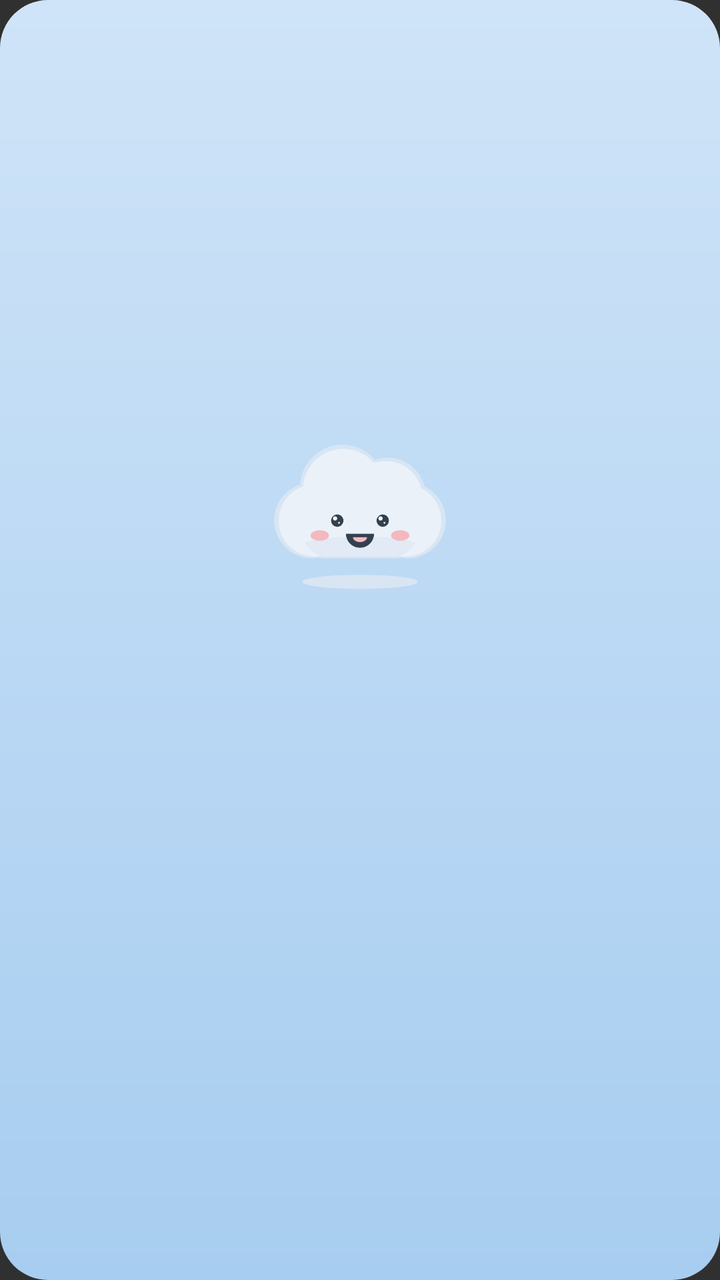
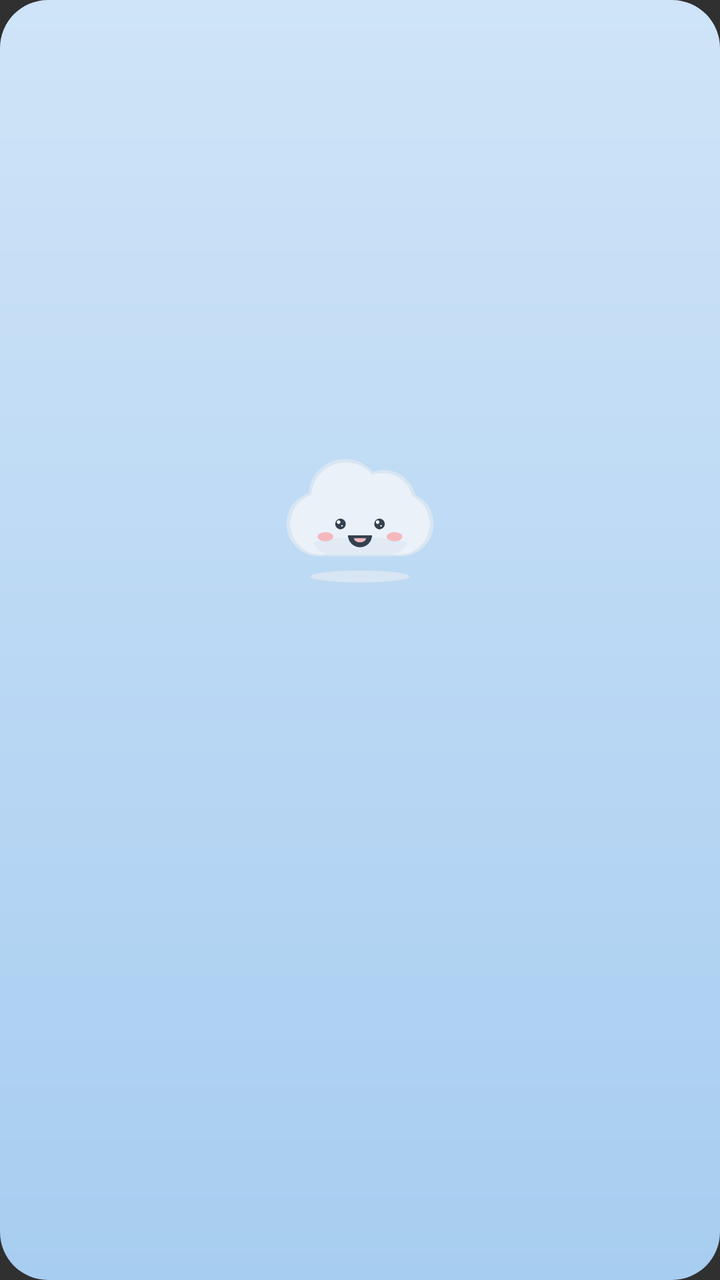

Screens rendered from an Android XML layout before and after an edit, with the pre-edit source and the edit as a unified diff.
<!-- AndroidManifest.xml: application theme android:Theme.Material.NoActionBar -->
<!-- res/layout/widget_nuage_grand.xml -->
<?xml version="1.0" encoding="utf-8"?>
<LinearLayout xmlns:android="http://schemas.android.com/apk/res/android"
    android:id="@+id/widget_root"
    android:layout_width="match_parent"
    android:layout_height="match_parent"
    android:orientation="vertical"
    android:gravity="center"
    android:padding="16dp"
    android:background="@drawable/widget_bg">

    <ImageView
        android:id="@+id/widget_nuage"
        android:layout_width="112dp"
        android:layout_height="112dp"
        android:scaleType="fitCenter"
        android:src="@drawable/nuage_taquin_radieux"
        android:contentDescription="@null" />

    <TextView
        android:id="@+id/widget_temp"
        android:layout_width="wrap_content"
        android:layout_height="wrap_content"
        android:textSize="46sp"
        android:textStyle="bold"
        android:textColor="#33414F"
        android:layout_marginTop="4dp"
        android:text="" />

    <TextView
        android:id="@+id/widget_label"
        android:layout_width="wrap_content"
        android:layout_height="wrap_content"
        android:textSize="15sp"
        android:textColor="#33414F"
        android:maxLines="1"
        android:text="" />

    <TextView
        android:id="@+id/widget_minmax"
        android:layout_width="wrap_content"
        android:layout_height="wrap_content"
        android:textSize="13sp"
        android:textColor="#33414F"
        android:layout_marginTop="2dp"
        android:maxLines="1"
        android:text="" />

    <TextView
        android:id="@+id/widget_vanne"
        android:layout_width="match_parent"
        android:layout_height="wrap_content"
        android:textSize="13sp"
        android:textStyle="italic"
        android:textColor="#4A5A6A"
        android:gravity="center"
        android:maxLines="3"
        android:ellipsize="end"
        android:layout_marginTop="10dp"
        android:text="" />
</LinearLayout>
<!-- resources referenced by this layout -->
<resources>
  <!-- drawable nuage_taquin_radieux: png bitmap (drawable-nodpi, 22315 bytes) -->
  <!-- drawable widget_bg (drawable) -->
  <?xml version="1.0" encoding="utf-8"?>
  <shape xmlns:android="http://schemas.android.com/apk/res/android" android:shape="rectangle">
      <corners android:radius="24dp" />
      <gradient android:angle="270" android:startColor="#CFE4F8" android:endColor="#A7CDF0" />
  </shape>
</resources>

<!-- the commit's change to res/layout/widget_nuage_grand.xml (unified diff, before → after) -->
@@ -10,8 +10,8 @@
 
     <ImageView
         android:id="@+id/widget_nuage"
-        android:layout_width="112dp"
-        android:layout_height="112dp"
+        android:layout_width="96dp"
+        android:layout_height="96dp"
         android:scaleType="fitCenter"
         android:src="@drawable/nuage_taquin_radieux"
         android:contentDescription="@null" />
@@ -20,7 +20,7 @@
         android:id="@+id/widget_temp"
         android:layout_width="wrap_content"
         android:layout_height="wrap_content"
-        android:textSize="46sp"
+        android:textSize="42sp"
         android:textStyle="bold"
         android:textColor="#33414F"
         android:layout_marginTop="4dp"
